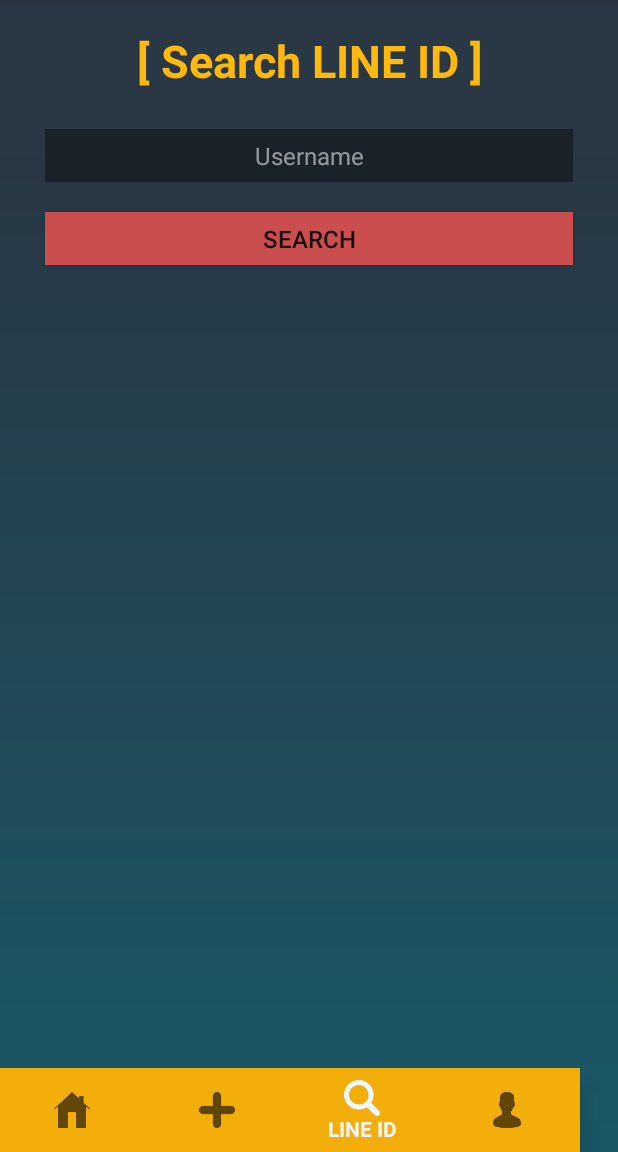
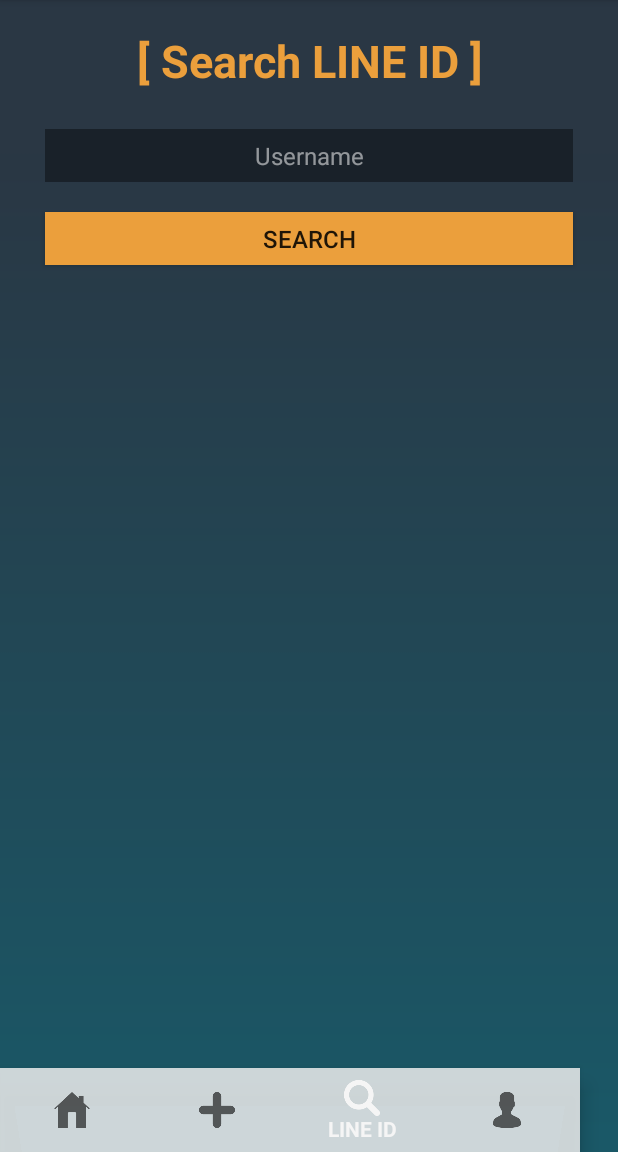
Before and after one commit to 5akda/JointyBeta, an Android app: the SearchLineUI screen opened directly, with no data from a screen before it, on a phone screen of 412 x 824 dp, the part 84-1236 px from its top. Run offline under Robolectric (Android 15) with nearby library versions, the phone set to English and light mode, and no system bars; our stand-ins replace Firebase (no records; nobody signed in at launch, a user with empty details on screens opened directly).

Commit message:
UnitTest_CreateEvent

```diff
--- a/app/src/main/java/com/parzival48/jointy/MainActivity.java
+++ b/app/src/main/java/com/parzival48/jointy/MainActivity.java
@@ -16,8 +16,6 @@
 import com.google.firebase.database.DatabaseReference;
 import com.google.firebase.database.FirebaseDatabase;
 import com.google.firebase.database.ValueEventListener;
-
-
 
 public class MainActivity extends AppCompatActivity {
 
--- a/app/src/main/res/layout/activity_create_event_ui.xml
+++ b/app/src/main/res/layout/activity_create_event_ui.xml
@@ -157,7 +157,7 @@
             android:layout_alignParentStart="true"
             android:layout_marginStart="40dp"
             android:layout_marginTop="14dp"
-            android:background="@color/green"
+            android:background="@color/colorAccent"
             android:text=" Date Picker "
             android:textAlignment="center"
             android:textColor="#000000"
@@ -184,7 +184,7 @@
             android:layout_alignParentStart="true"
             android:layout_marginStart="40dp"
             android:layout_marginTop="14dp"
-            android:background="@color/green"
+            android:background="@color/colorAccent"
             android:text=" Time Picker "
             android:textSize="15sp" />
     </RelativeLayout>
@@ -197,7 +197,7 @@
         android:layout_marginStart="0dp"
         android:layout_marginEnd="0dp"
         android:layout_marginBottom="0dp"
-        android:background="#F3AE09"
+        android:background="#D8EEEEEE"
         app:layout_constraintBottom_toBottomOf="parent"
         app:layout_constraintLeft_toLeftOf="parent"
         app:layout_constraintRight_toRightOf="parent"
--- a/app/src/main/res/layout/activity_feed_ui.xml
+++ b/app/src/main/res/layout/activity_feed_ui.xml
@@ -27,7 +27,7 @@
         android:layout_marginStart="0dp"
         android:layout_marginEnd="0dp"
         android:layout_marginBottom="0dp"
-        android:background="#F3AE09"
+        android:background="#D8EEEEEE"
         app:layout_constraintBottom_toBottomOf="parent"
         app:layout_constraintLeft_toLeftOf="parent"
         app:layout_constraintRight_toRightOf="parent"
--- a/app/src/main/res/layout/activity_main.xml
+++ b/app/src/main/res/layout/activity_main.xml
@@ -104,7 +104,7 @@
         android:layout_height="wrap_content"
         android:layout_below="@+id/labLogo"
         android:layout_marginTop="2dp"
-        android:text="Let's Go Together"
+        android:text="Let's Go Together (Ver 0.2)"
         android:textAlignment="center"
         android:textColor="#aaffffff"
         android:textSize="14sp" />
--- a/app/src/main/res/layout/activity_profile_ui.xml
+++ b/app/src/main/res/layout/activity_profile_ui.xml
@@ -84,7 +84,7 @@
             android:layout_marginStart="30dp"
             android:layout_marginTop="0dp"
             android:text="sakda-apple"
-            android:textColor="@color/colorAccent"
+            android:textColor="@color/green"
             android:textSize="24sp"
             android:textStyle="bold" />
 
@@ -115,7 +115,7 @@
         android:layout_marginStart="0dp"
         android:layout_marginEnd="0dp"
         android:layout_marginBottom="0dp"
-        android:background="#F3AE09"
+        android:background="#D8EEEEEE"
         app:layout_constraintBottom_toBottomOf="parent"
         app:layout_constraintLeft_toLeftOf="parent"
         app:layout_constraintRight_toRightOf="parent"
--- a/app/src/main/res/layout/activity_search_line_ui.xml
+++ b/app/src/main/res/layout/activity_search_line_ui.xml
@@ -21,7 +21,7 @@
             android:layout_marginStart="30dp"
             android:layout_marginTop="20dp"
             android:layout_marginEnd="30dp"
-            android:background="@color/colorAccent"
+            android:background="@color/yellow"
             android:text="Search"
             android:textSize="16sp" />
 
@@ -78,7 +78,7 @@
             android:layout_alignParentStart="true"
             android:layout_alignParentEnd="true"
             android:layout_marginStart="30dp"
-            android:layout_marginTop="56dp"
+            android:layout_marginTop="32dp"
             android:layout_marginEnd="30dp"
             android:textAlignment="center"
             android:textColor="#ffffff"
@@ -94,7 +94,7 @@
         android:layout_marginStart="0dp"
         android:layout_marginEnd="0dp"
         android:layout_marginBottom="0dp"
-        android:background="#F3AE09"
+        android:background="#D8EEEEEE"
         app:layout_constraintBottom_toBottomOf="parent"
         app:layout_constraintLeft_toLeftOf="parent"
         app:layout_constraintRight_toRightOf="parent"
--- a/app/src/main/res/values/colors.xml
+++ b/app/src/main/res/values/colors.xml
@@ -1,14 +1,14 @@
 <?xml version="1.0" encoding="utf-8"?>
 <resources>
-    <color name="colorPrimary">#3A7475</color>
+    <color name="colorPrimary">#DD9014</color>
     <color name="colorPrimaryDark">#2A3744</color>
     <color name="colorAccent">#CB4E4E</color>
-    <color name="yellow">#FFB90E</color>
-    <color name="blue">#1D97D4</color>
+    <color name="yellow">#EB9F3C</color>
+    <color name="blue">#18A276</color>
 
     <color name="card1">#bbBD4646</color>
     <color name="card2">#bb6C9738</color>
     <color name="card3">#bb4A8CA0</color>
 
-    <color name="green">#1B9684</color>
+    <color name="green">#39C342</color>
 </resources>
```
Also changed, not shown: app/src/main/java/com/parzival48/jointy/CreateEventUI.java (+8 -3 lines), app/src/main/res/drawable/logout.png (added), 2 other files.
